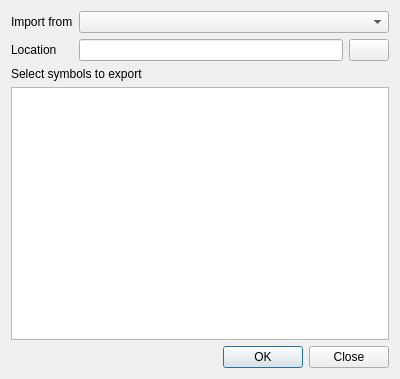
Before: the Qt Designer form src/ui/qgsstylev2exportimportdialogbase.ui in qgis/QGIS, drawn with Qt 5.
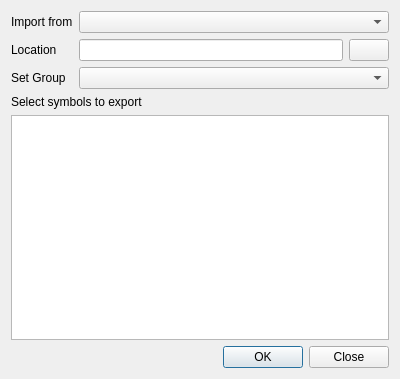
After: the same form once the commit is applied.

What changed in the file:
```diff
--- a/src/ui/qgsstylev2exportimportdialogbase.ui
+++ b/src/ui/qgsstylev2exportimportdialogbase.ui
@@ -43,6 +43,16 @@
        </property>
       </widget>
      </item>
+     <item row="2" column="0">
+      <widget class="QLabel" name="groupLabel">
+       <property name="text">
+        <string>Set Group</string>
+       </property>
+      </widget>
+     </item>
+     <item row="2" column="1" colspan="2">
+      <widget class="QComboBox" name="groupCombo"/>
+     </item>
     </layout>
    </item>
    <item row="1" column="0">
```
